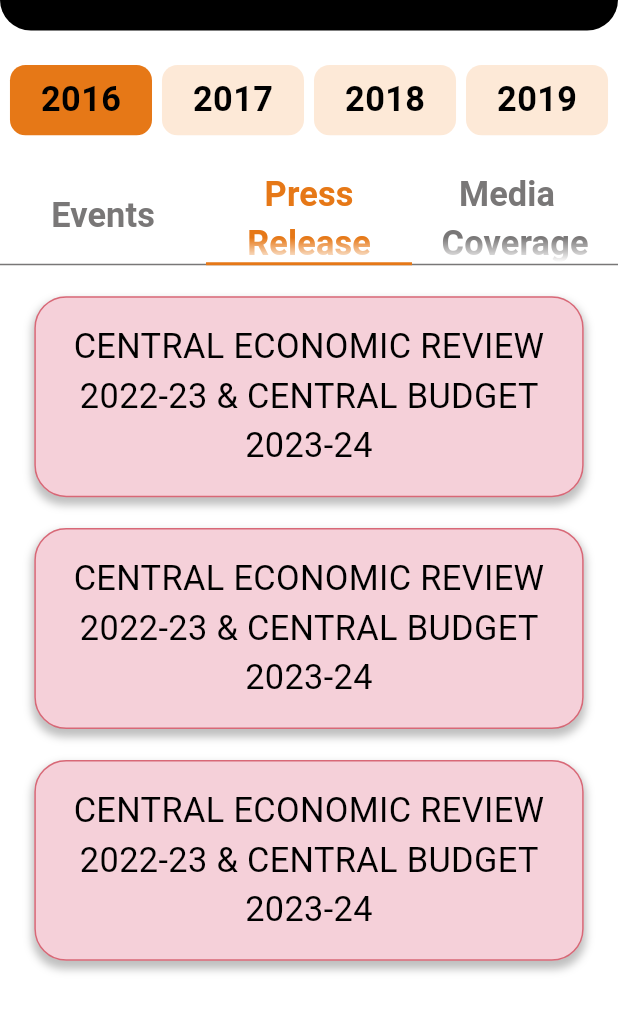
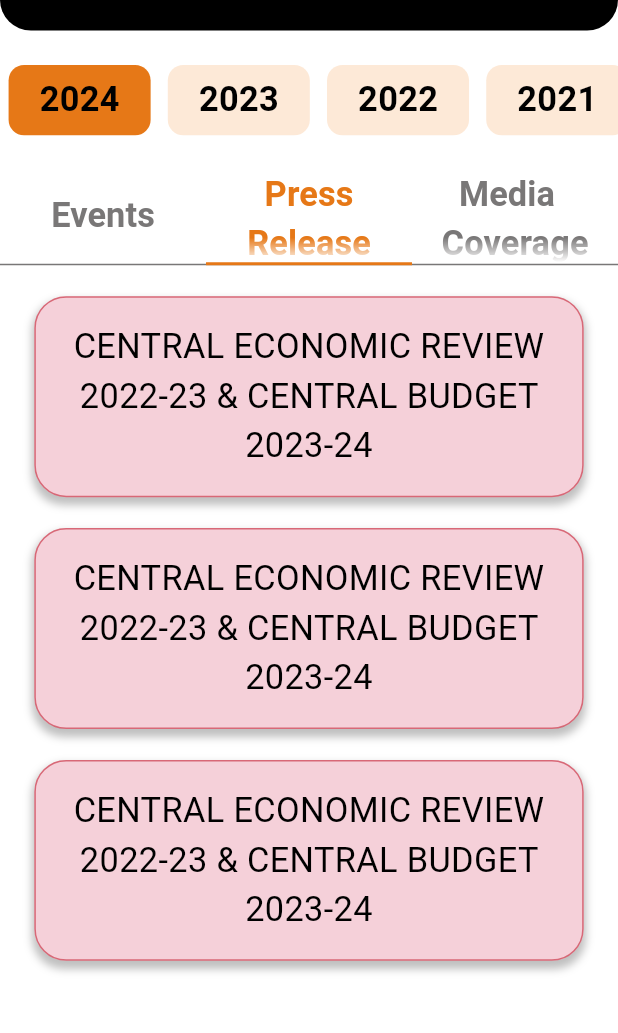
Before and after one commit to ashiksaini/moomalpublication, a Flutter app: the EventAndPressReleaseScreen screen opened by its route, tab 2 chosen, on a phone screen of 412 x 824 dp, the part 68-1101 px from its top. Run offline on Flutter 3.47's test engine with Material 3 defaults, Android fonts, the phone set to English and light mode, and no system bars; our stand-ins replace cached_network_image, connectivity_plus, dio, dropdown_button2, flutter_html, flutter_rating_bar and 8 more; missing offline and left inert: payu_checkoutpro_flutter, syncfusion_flutter_core, syncfusion_flutter_pdfviewer; accounts and stored records are empty; network calls fail; Roboto replaces fonts that are missing (Calibri); statements that could not run were skipped; project files that could hold a hidden picture were left out; key blocks and very long unbroken strings in the code were emptied for the run.

Commit message:
year work

```diff
--- a/lib/features/event_press_release/controller/event_press_controller.dart
+++ b/lib/features/event_press_release/controller/event_press_controller.dart
@@ -17,6 +17,7 @@ class EventPressController extends BaseController {
   RxList<Year> yearListData = RxList();
 
   int intialYear = 0;
+  int numberOfYear = 5;
 
   @override
   void onInit() {
@@ -45,12 +46,12 @@ class EventPressController extends BaseController {
   }
 
   void generateYearList() {
-    yearListData.value = [
-      Year(index: 0, year: 2016, clicked: false),
-      Year(index: 1, year: 2017, clicked: false),
-      Year(index: 2, year: 2018, clicked: false),
-      Year(index: 3, year: 2019, clicked: false),
-    ];
+    final currentYear = DateTime.now().year;
+    yearListData.addAll(List.generate(
+      numberOfYear,
+      (index) => Year(index: index, year: currentYear - index, clicked: false),
+    ));
+
     if (yearListData.isNotEmpty) {
       intialYear = yearListData[0].index!;
       yearListData[0].clicked = true;
--- a/lib/features/event_press_release/presentation/screen/event_press_release_screen.dart
+++ b/lib/features/event_press_release/presentation/screen/event_press_release_screen.dart
@@ -48,7 +48,7 @@ class _EventAndPressReleaseScreenState extends State<EventAndPressReleaseScreen>
               maxLine: 1,
             ),
             const HorizontalGap(size: 20),
-            SizedBox(height: scaleHeight(90, context), child: const YearList()),
+            SizedBox(height: scaleHeight(90, context), child:  YearList()),
             TabBar(
               unselectedLabelColor: AppColors.grey,
               labelColor: AppColors.orange,
--- a/lib/features/event_press_release/presentation/template/year_list.dart
+++ b/lib/features/event_press_release/presentation/template/year_list.dart
@@ -1,19 +1,27 @@
 import 'package:flutter/material.dart';
+import 'package:get/get.dart';
+import 'package:moomalpublication/core/utils/no_glow_behaviour.dart';
+import 'package:moomalpublication/features/event_press_release/controller/event_press_controller.dart';
 import 'package:moomalpublication/features/event_press_release/presentation/widget/year_container.dart';
 
 class YearList extends StatelessWidget {
-  const YearList({super.key});
+  YearList({super.key});
 
+  final EventPressController _eventPressController =
+      Get.find<EventPressController>();
   @override
   Widget build(BuildContext context) {
-    return Row(
-      mainAxisAlignment: MainAxisAlignment.spaceEvenly,
-      children: [
-        YearContainer(yearIndex: 0),
-        YearContainer(yearIndex: 1),
-        YearContainer(yearIndex: 2),
-        YearContainer(yearIndex: 3),
-      ],
+    return ScrollConfiguration(
+      behavior: NoGlowBehavior(),
+      child: SingleChildScrollView(
+        scrollDirection: Axis.horizontal,
+        child: Row(
+          mainAxisAlignment: MainAxisAlignment.spaceEvenly,
+          children: _eventPressController.yearListData.map((category) {
+            return YearContainer(yearIndex: category.index ?? 0);
+          }).toList(),
+        ),
+      ),
     );
   }
 }
--- a/lib/features/event_press_release/presentation/widget/year_container.dart
+++ b/lib/features/event_press_release/presentation/widget/year_container.dart
@@ -40,7 +40,7 @@ class YearContainer extends StatelessWidget {
                 textStyle: CustomTextStyle.textStyle20Bold(context,
                     color: AppColors.black)),
           ),
-        ),
+        ).paddingSymmetric(horizontal: scaleWidth(5, context)),
       ),
     );
   }
```
